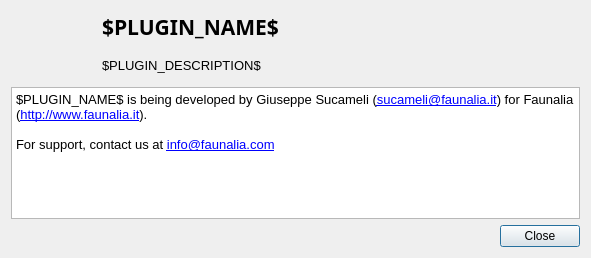
Before: the Qt Designer form ui/DlgAbout.ui in faunalia/closestfeaturefinder, drawn with Qt 5.
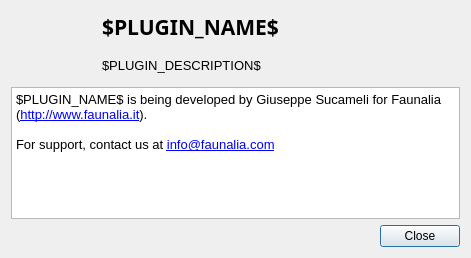
After: the same form once the commit is applied.

Commit message: fix about dialog

```diff
--- a/ui/DlgAbout.ui
+++ b/ui/DlgAbout.ui
@@ -6,7 +6,7 @@
    <rect>
     <x>0</x>
     <y>0</y>
-    <width>591</width>
+    <width>471</width>
     <height>258</height>
    </rect>
   </property>
@@ -79,7 +79,7 @@
 &lt;html&gt;&lt;head&gt;&lt;meta name=&quot;qrichtext&quot; content=&quot;1&quot; /&gt;&lt;style type=&quot;text/css&quot;&gt;
 p, li { white-space: pre-wrap; }
 &lt;/style&gt;&lt;/head&gt;&lt;body style=&quot; font-family:'Ubuntu'; font-size:11pt; font-weight:400; font-style:normal;&quot;&gt;
-&lt;p style=&quot; margin-top:0px; margin-bottom:0px; margin-left:0px; margin-right:0px; -qt-block-indent:0; text-indent:0px;&quot;&gt;&lt;span style=&quot; font-family:'Sans'; font-size:10pt;&quot;&gt;$PLUGIN_NAME$ is being developed by Giuseppe Sucameli (&lt;/span&gt;&lt;a href=&quot;mailto:sucameli@faunalia.it&quot;&gt;&lt;span style=&quot; font-family:'Sans'; font-size:10pt; text-decoration: underline; color:#0000ff;&quot;&gt;sucameli@faunalia.it&lt;/span&gt;&lt;/a&gt;&lt;span style=&quot; font-family:'Sans'; font-size:10pt;&quot;&gt;) for Faunalia (&lt;/span&gt;&lt;a href=&quot;http://www.faunalia.it&quot;&gt;&lt;span style=&quot; font-family:'Sans'; font-size:10pt; text-decoration: underline; color:#0000ff;&quot;&gt;http://www.faunalia.it&lt;/span&gt;&lt;/a&gt;&lt;span style=&quot; font-family:'Sans'; font-size:10pt;&quot;&gt;).&lt;/span&gt;&lt;/p&gt;
+&lt;p style=&quot; margin-top:0px; margin-bottom:0px; margin-left:0px; margin-right:0px; -qt-block-indent:0; text-indent:0px;&quot;&gt;&lt;span style=&quot; font-family:'Sans'; font-size:10pt;&quot;&gt;$PLUGIN_NAME$ is being developed by Giuseppe Sucameli for Faunalia (&lt;/span&gt;&lt;a href=&quot;http://www.faunalia.it&quot;&gt;&lt;span style=&quot; font-family:'Sans'; font-size:10pt; text-decoration: underline; color:#0000ff;&quot;&gt;http://www.faunalia.it&lt;/span&gt;&lt;/a&gt;&lt;span style=&quot; font-family:'Sans'; font-size:10pt;&quot;&gt;).&lt;/span&gt;&lt;/p&gt;
 &lt;p style=&quot;-qt-paragraph-type:empty; margin-top:0px; margin-bottom:0px; margin-left:0px; margin-right:0px; -qt-block-indent:0; text-indent:0px; font-family:'DejaVu Sans'; font-size:10pt;&quot;&gt;&lt;/p&gt;
 &lt;p style=&quot; margin-top:0px; margin-bottom:0px; margin-left:0px; margin-right:0px; -qt-block-indent:0; text-indent:0px;&quot;&gt;&lt;span style=&quot; font-family:'Sans'; font-size:10pt;&quot;&gt;For support, contact us at &lt;/span&gt;&lt;a href=&quot;mailto:info@faunalia.com?subject=$MAIL_SUBJECT$&amp;amp;body=$MAIL_BODY$&quot;&gt;&lt;span style=&quot; font-family:'Sans'; font-size:10pt; text-decoration: underline; color:#0000ff;&quot;&gt;info@faunalia.com&lt;/span&gt;&lt;/a&gt;&lt;/p&gt;&lt;/body&gt;&lt;/html&gt;</string>
      </property>
```
